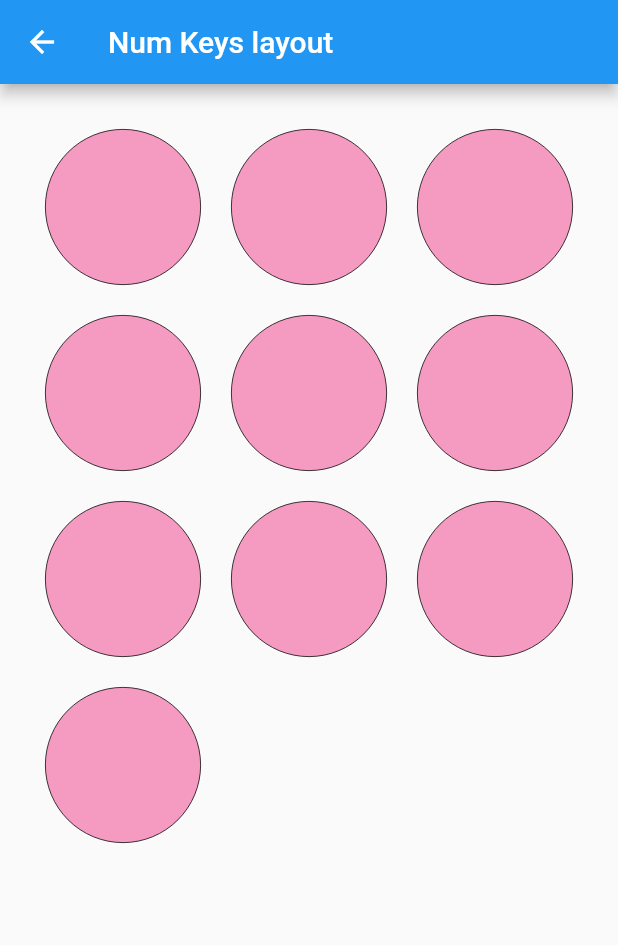
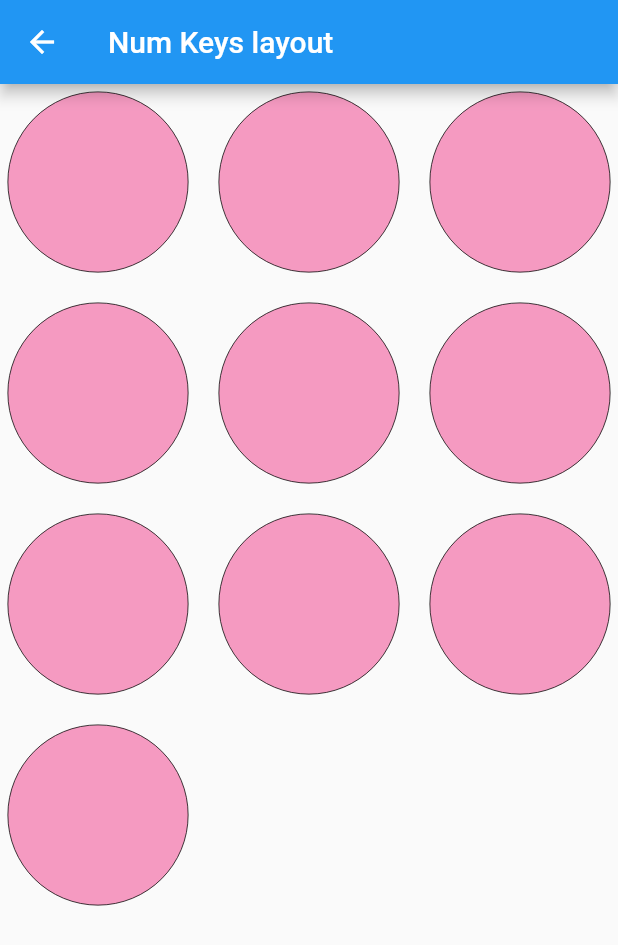
Before and after one commit to lesnitsky/flutter_code_evenings, a Flutter app: the screen it shows after launch, after a tap on "Num Keys layout", on a phone screen of 412 x 824 dp. Shown: the top 945 px of the screen. Run offline on Flutter 3.47's test engine with Material 2 defaults, Android fonts, the phone set to English and light mode, and no system bars.

Commit message:
create shape widget

```diff
--- a/layout/lib/layouts/practice3.dart
+++ b/layout/lib/layouts/practice3.dart
@@ -1,5 +1,5 @@
 import 'package:flutter/material.dart';
-import 'package:layout/widgets/circle.dart';
+import 'package:layout/widgets/shape.dart';
 import 'package:layout/widgets/layout_page.dart';
 
 class Practice3 extends StatelessWidget {
@@ -7,29 +7,29 @@ class Practice3 extends StatelessWidget {
 
   @override
   Widget build(BuildContext context) {
-    var _circles = new List<Circle>.generate(10, (i) {
-      return Circle(color: color);
+    var _circles = new List<Shape>.generate(10, (i) {
+      return Shape(color: color, type: 'circle');
     });
 
     return LayoutPage(
       title: 'Num Keys layout',
-      child: Padding(
-        padding: const EdgeInsets.all(30.0),
-        child: Expanded(
+      child: Expanded(
           child: GridView.builder(
             // How I can do GridView center?
             gridDelegate: SliverGridDelegateWithFixedCrossAxisCount(
               crossAxisCount: 3,
-              mainAxisSpacing: 20.0,
-              crossAxisSpacing: 20.0,
+              mainAxisSpacing: 10.0,
+              crossAxisSpacing: 10.0,
             ),
             itemCount: _circles.length,
             itemBuilder: (context, index) {
-              return _circles[index];
+              return Padding(
+                padding: const EdgeInsets.all(5.0),
+                child: _circles[index],
+              );
             }
           )
-        ),
-      ),
+      )
     );
   }
 }
--- a/layout/lib/widgets/circle.dart
+++ /dev/null
@@ -1,20 +0,0 @@
-import 'package:flutter/material.dart';
-
-class Circle extends StatelessWidget {
-  final Color color;
-  final double radius;
-
-  const Circle({Key key, this.color, this.radius}) : super(key: key);
-
-  @override
-  Widget build(BuildContext context) {
-    return Container(
-      width: radius,
-      height: radius,
-      decoration: BoxDecoration(
-          color: color,
-          shape: BoxShape.circle,
-          border: Border.all(color: Colors.black, width: 0.5)),
-    );
-  }
-}
--- a/layout/lib/widgets/rectangle.dart
+++ b/layout/lib/widgets/shape.dart
@@ -1,21 +1,22 @@
 import 'package:flutter/material.dart';
 
-class Rectangle extends StatelessWidget {
+class Shape extends StatelessWidget {
   final Color color;
+  final String type;
   final double width;
   final double height;
 
-  const Rectangle({Key key, this.color, this.width, this.height})
-      : super(key: key);
+  const Shape({Key key, this.color, this.type, this.width, this.height}) : super(key: key);
+
   @override
   Widget build(BuildContext context) {
     return Container(
+      width: width,
+      height: height,
       decoration: BoxDecoration(
           color: color,
-          shape: BoxShape.rectangle,
+          shape: type == 'circle' ? BoxShape.circle : BoxShape.rectangle,
           border: Border.all(color: Colors.black, width: 0.5)),
-      width: width,
-      height: height,
     );
   }
 }
```
Also changed, not shown: layout/lib/layouts/practice2.dart (+5 -3 lines), layout/lib/layouts/practice4.dart (+8 -4 lines), layout/pubspec.lock, layout/pubspec.yaml (line endings or trailing spaces).
